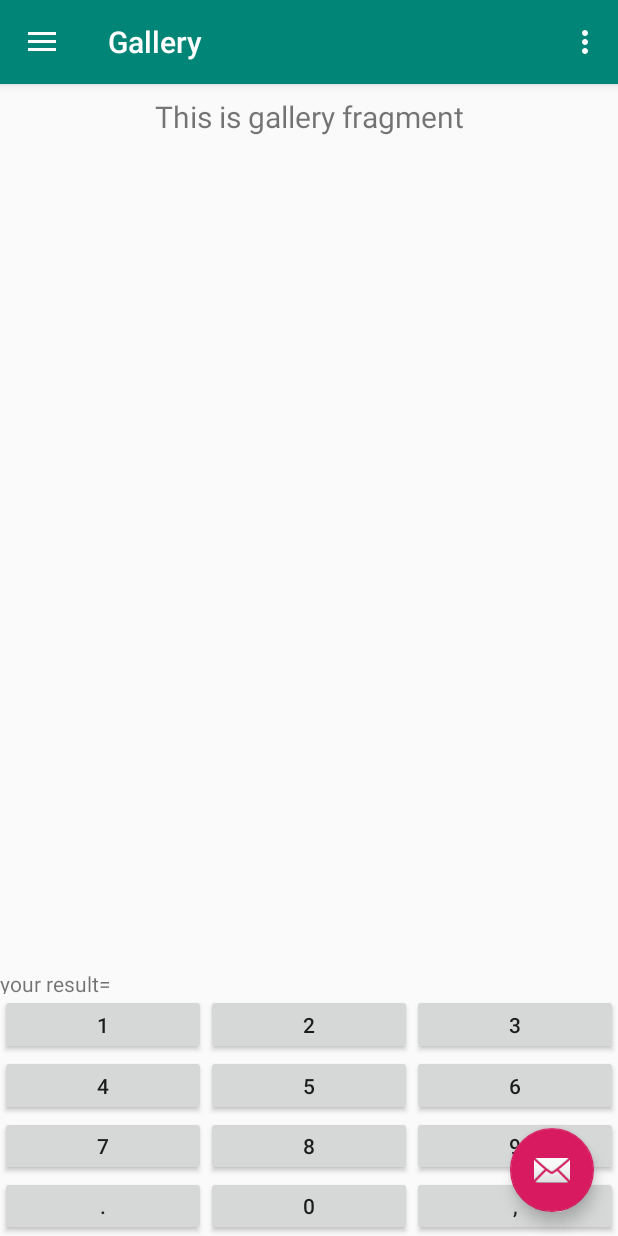
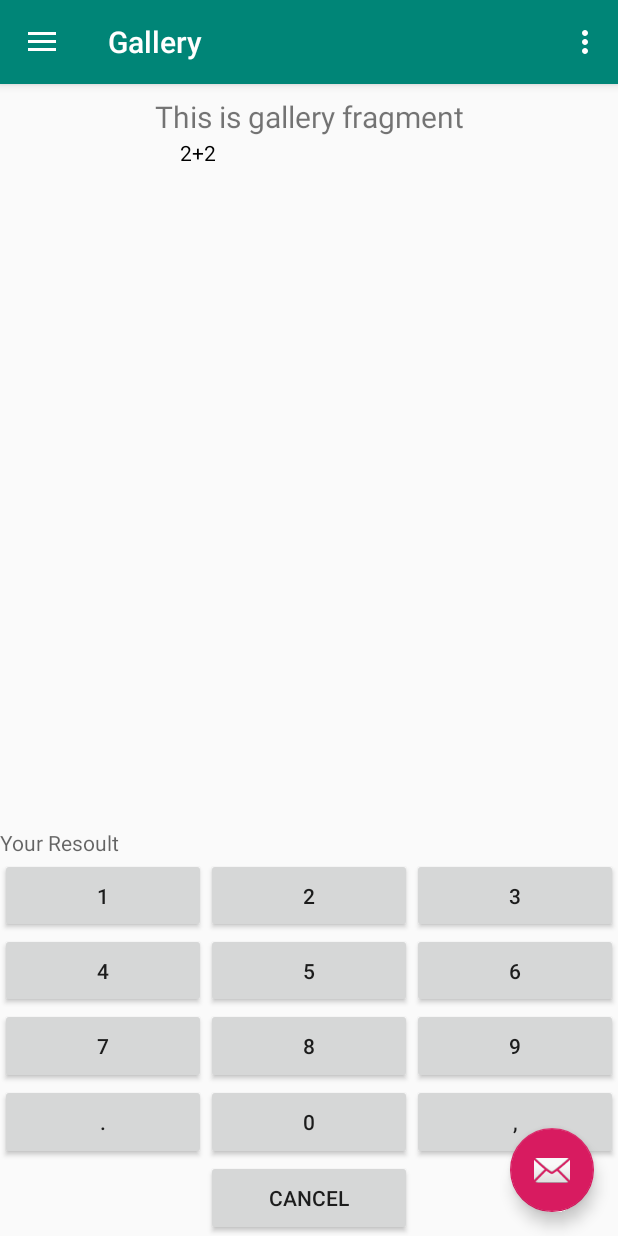
Before and after one commit to lucabigoni1992/Android-MATHEMATICALQUIZ, an Android app: the screen it shows after launch (MainActivity), in the side drawer, after a tap on "Gallery", on a phone screen of 412 x 824 dp. Run offline under Robolectric (Android 15) with nearby library versions, the phone set to English and light mode, and no system bars; our stand-ins replace navigation-ui.

Commit message:
avanzamento lavoro lato db

```diff
--- /dev/null
+++ b/app/src/main/java/luca/bigoni/mathematicalquiz/DataBase/DataBaseHandler.java
@@ -0,0 +1,91 @@
+package luca.bigoni.mathematicalquiz.DataBase;
+
+import android.content.Context;
+import android.database.Cursor;
+import  android.database.sqlite.SQLiteOpenHelper;
+import  android.database.sqlite.SQLiteDatabase;
+
+import androidx.annotation.Nullable;
+
+
+public class DataBaseHandler extends SQLiteOpenHelper {
+
+    private static final String DATABASE_NAME="Exercises.db";
+    private static final int DATABASE_VERSION = 1;
+    private static String sql;
+
+    private static SQLiteDatabase db;
+
+
+    @Override
+    public SQLiteDatabase getReadableDatabase() {
+        return super.getReadableDatabase();
+    }
+
+    public DataBaseHandler(@Nullable Context context) {
+        super(context,DATABASE_NAME,null,DATABASE_VERSION);
+        db=getWritableDatabase();
+    }
+
+    @Override
+    public void onCreate(SQLiteDatabase db) {
+        sql = "CREATE TABLE IF NOT EXISTS EXERCISES \n" +
+                "    ( \n" +
+                "     ID           INTEGER PRIMARY KEY AUTOINCREMENT   ,\n" +
+                "     ID_LEVEL     INTEGER NOT NULL,\n"+
+                "     ID_EXER      INTEGER NOT NULL,\n"+
+                "     S_EXER       TEXT    NOT NULL,\n"+
+                "     S_RIS        TEXT    NOT NULL,\n"+
+                "     B_ISCOMPLETE BOOLEAN NOT NULL \n"+
+                "    );" ;
+        db.execSQL(sql);
+        sql = "CREATE UNIQUE INDEX IF NOT EXISTS idx_EXERCISES_ID \n" +
+                "ON EXERCISES (ID);" ;
+        db.execSQL(sql);
+        sql = "CREATE UNIQUE INDEX IF NOT EXISTS idx_EXERCISES_ID_LEVEL_ID_EXER \n" +
+                "ON EXERCISES (ID_LEVEL,ID_EXER);";
+        db.execSQL(sql);
+        sql = "INSERT INTO EXERCISES (ID_LEVEL,ID_EXER,S_EXER, S_RIS,B_ISCOMPLETE)\n" +
+                "VALUES (0,0,'2+2'      , '4', 0)," +
+                "       (0,1,'2+2*2/2'  , '4', 0),"+
+                "       (0,2,'2+2*2/2-2', '0', 0);";
+        db.execSQL(sql);
+    }
+
+    @Override
+    public void onUpgrade(SQLiteDatabase db, int oldVersion, int newVersion) {
+         sql = "" ;
+        db.execSQL(sql);
+    }
+
+    public static void UpdateSuccessExercises(MappingExercises exer) {
+        sql = "UPDATE   EXERCISES " +
+                "SET    B_ISCOMPLETE=1\n" +
+                "WHERE  ID="+exer.ID;
+        db.execSQL(sql);
+    }
+    public static MappingExercises readAllExercises() {
+        sql = "SELECT * FROM EXERCISES" ;
+        Cursor c = db.rawQuery(sql, null);
+        if (c.moveToFirst()){
+            MappingExercises excur=new MappingExercises();
+            do {
+                excur.B_ISCOMPLETE= c.getInt(5)==1;
+                if(excur.B_ISCOMPLETE==false){
+                // Passing values
+                    excur.ID= c.getInt(0);
+                    excur.ID_EXER= c.getInt(1);
+                    excur.ID_LEVEL= c.getInt(2);
+                    excur.S_EXER= c.getString(3);
+                    excur.S_RIS= c.getString(4);
+                    excur.B_ISCOMPLETE= c.getInt(5)==0;
+                return excur;
+                }
+                // Do something Here with values
+            } while(c.moveToNext());
+        }
+        c.close();
+        return null;
+    }
+
+}
--- /dev/null
+++ b/app/src/main/java/luca/bigoni/mathematicalquiz/DataBase/MappingExercises.java
@@ -0,0 +1,18 @@
+package luca.bigoni.mathematicalquiz.DataBase;
+
+import androidx.annotation.NonNull;
+import androidx.annotation.Nullable;
+
+import java.util.Collection;
+import java.util.Iterator;
+import java.util.List;
+import java.util.ListIterator;
+
+public class MappingExercises {
+    public int ID;
+    public   int ID_LEVEL;
+    public  int ID_EXER;
+    public  String S_EXER;
+    public  String S_RIS;
+    public  boolean B_ISCOMPLETE;
+}
--- a/app/src/main/java/luca/bigoni/mathematicalquiz/MainActivity.java
+++ b/app/src/main/java/luca/bigoni/mathematicalquiz/MainActivity.java
@@ -20,6 +20,8 @@ import androidx.appcompat.app.AppCompatActivity;
 import androidx.appcompat.widget.Toolbar;
 
 import android.view.Menu;
+
+import luca.bigoni.mathematicalquiz.DataBase.DataBaseHandler;
 
 public class MainActivity extends AppCompatActivity {
 
@@ -51,6 +53,7 @@ public class MainActivity extends AppCompatActivity {
         NavController navController = Navigation.findNavController(this, R.id.nav_host_fragment);
         NavigationUI.setupActionBarWithNavController(this, navController, mAppBarConfiguration);
         NavigationUI.setupWithNavController(navigationView, navController);
+        DataBaseHandler dbh=new DataBaseHandler(this);
     }
 
     @Override
--- a/app/src/main/java/luca/bigoni/mathematicalquiz/ui/gallery/GalleryFragment.java
+++ b/app/src/main/java/luca/bigoni/mathematicalquiz/ui/gallery/GalleryFragment.java
@@ -1,10 +1,13 @@
 package luca.bigoni.mathematicalquiz.ui.gallery;
 
 import android.os.Bundle;
+import android.text.Editable;
+import android.text.TextWatcher;
 import android.view.LayoutInflater;
 import android.view.View;
 import android.view.ViewGroup;
 import android.widget.Button;
+import android.widget.EditText;
 import android.widget.LinearLayout;
 import android.widget.TextView;
 
@@ -12,6 +15,7 @@ import androidx.annotation.Nullable;
 import androidx.annotation.NonNull;
 import androidx.appcompat.widget.AppCompatButton;
 import androidx.appcompat.widget.AppCompatTextView;
+import androidx.core.content.ContextCompat;
 import androidx.fragment.app.Fragment;
 import androidx.lifecycle.Observer;
 import androidx.lifecycle.ViewModelProviders;
@@ -19,19 +23,55 @@ import androidx.lifecycle.ViewModelProviders;
 import java.util.ArrayList;
 import java.util.List;
 
+import luca.bigoni.mathematicalquiz.DataBase.DataBaseHandler;
+import luca.bigoni.mathematicalquiz.DataBase.MappingExercises;
 import luca.bigoni.mathematicalquiz.R;
 
 public class GalleryFragment extends Fragment {
 
     private GalleryViewModel galleryViewModel;
     private View root;
-    private View.OnClickListener clickKey=new View.OnClickListener() {
+    //qua scrivo da tastiera a label
+    private View.OnClickListener clickKey = new View.OnClickListener() {
         public void onClick(View v) {
-            String buttonValue =((AppCompatButton) v).getText().toString();
-            TextView lab = (TextView) root.findViewById(R.id.lab_result);
-            lab.setText(lab.getText()+buttonValue);
+            String buttonValue = ((Button) v).getText().toString();
+            if (buttonValue.contains("Cancel")) {
+                    cleanLabel();
+            } else {
+                TextView lab = (TextView) root.findViewById(R.id.main_EditText_result);
+                lab.setText(lab.getText() + buttonValue);
+            }
         }
     };
+    //qua leggo la label
+    private TextWatcher txtWatch = new TextWatcher() {
+        @Override
+        public void beforeTextChanged(CharSequence s, int start, int count, int after) {
+
+        }
+
+        @Override
+        public void onTextChanged(CharSequence s, int start, int before, int count) {
+            String read = s.toString();
+            if(exer==null){
+                return;
+            }
+            if ( read.equals(exer.S_RIS)) {
+                //successooo Update current value con il successo
+                DataBaseHandler.UpdateSuccessExercises(exer);
+                //
+                cleanLabel();
+                //ricarico
+                loadCorrectExerrcise();
+            }
+        }
+
+        @Override
+        public void afterTextChanged(Editable s) {
+
+        }
+    };
+    private MappingExercises exer;
 
     public View onCreateView(@NonNull LayoutInflater inflater,
                              ViewGroup container, Bundle savedInstanceState) {
@@ -45,14 +85,44 @@ public class GalleryFragment extends Fragment {
                 textView.setText(s);
             }
         });
+
         //attivo il click su tutti i bottoni nella tastiera
         ArrayList<View> touchables = root.getTouchables();
-        for(int i = 0; i < touchables.size(); i++)
-        {
+        for (int i = 0; i < touchables.size(); i++) {
             View touchable = touchables.get(i);
-            if(root.getResources().getResourceName(touchable.getId()).toString().split(":id/")[1].contains("button"));
-                touchable.setOnClickListener(clickKey);
+            if (root.getResources().getResourceName(touchable.getId()).toString().split(":id/")[1].contains("button"))                ;
+            touchable.setOnClickListener(clickKey);
         }
+        loadCorrectExerrcise();
+        TextView edittext = (TextView) root.findViewById(R.id.main_EditText_result);
+        edittext.addTextChangedListener(txtWatch);
         return root;
     }
+
+    private void loadCorrectExerrcise() {
+
+        //prendo l'esercizio corrente
+        exer = DataBaseHandler.readAllExercises();
+        if (exer == null || exer.S_EXER == "") {
+            //prendere l'ultimo
+            return;
+        }
+        // get a reference to the already created main layout
+        LinearLayout mainLayout = (LinearLayout) root.findViewById(R.id.main_exercise);
+
+        // inflate (create) another copy of our custom layout
+        // LayoutInflater inflater = getLayoutInflater();
+        // View myLayout = inflater.inflate(R.layout.level001n001, mainLayout, false);
+
+        //   mainLayout.addView(myLayout);
+        // make changes to our custom layout and its subviews
+        TextView textView = (TextView) mainLayout.findViewById(R.id.textView);
+        textView.setText(exer.S_EXER);
+    }
+
+
+    private void cleanLabel() {
+        TextView lab = (TextView) root.findViewById(R.id.main_EditText_result);
+        lab.setText("");
+    }
 }
--- a/app/src/main/java/luca/bigoni/mathematicalquiz/ui/send/SendFragment.java
+++ b/app/src/main/java/luca/bigoni/mathematicalquiz/ui/send/SendFragment.java
@@ -32,4 +32,5 @@ public class SendFragment extends Fragment {
         });
         return root;
     }
+
 }
--- a/app/src/main/res/layout/fragment_gallery.xml
+++ b/app/src/main/res/layout/fragment_gallery.xml
@@ -27,14 +27,20 @@
 
         <TableRow
             android:id="@+id/row_main_top"
-            android:layout_weight="6"
+            android:layout_weight="36"
             android:layout_width="match_parent"
             android:layout_height="match_parent">
 
-            <View
-                android:id="@+id/view"
-                android:layout_width="wrap_content"
-                android:layout_height="wrap_content" />
+            <LinearLayout
+                android:id="@+id/main_exercise"
+                android:layout_width="match_parent"
+                android:layout_height="match_parent"
+                android:padding="16dp">
+
+                <!-- Here is the inserted layout -->
+                <include layout="@layout/level001n001"/>
+
+            </LinearLayout>
         </TableRow>
         <TableRow
             android:id="@+id/row_main_center"
@@ -43,11 +49,13 @@
             android:layout_height="wrap_content">
 
             <TextView
-                android:id="@+id/lab_result"
+                android:id="@+id/main_EditText_result"
                 android:layout_weight="1"
+                android:inputType="text"
+                android:hint="Your Resoult"
+                android:keyboardNavigationCluster="false"
                 android:layout_width="wrap_content"
-                android:layout_height="wrap_content"
-                android:text="@string/yourResult">
+                android:layout_height="wrap_content">
             </TextView>
 
         </TableRow>
@@ -61,107 +69,130 @@
                 android:id="@+id/table_main_key"
                 android:layout_weight="1"
                 android:layout_width="wrap_content"
-                android:layout_height="wrap_content">
+                android:layout_height="match_parent">
 
                 <TableRow
                     android:layout_weight="1"
                     android:layout_width="wrap_content"
-                    android:layout_height="wrap_content">
+                    android:layout_height="match_parent">
 
                     <Button
                         android:id="@+id/button1"
                         android:layout_weight="1"
                         android:layout_width="wrap_content"
-                        android:layout_height="wrap_content"
+                        android:layout_height="match_parent"
                         android:text="1" />
                     <Button
                         android:id="@+id/button2"
                         android:layout_weight="1"
                         android:layout_width="wrap_content"
-                        android:layout_height="wrap_content"
+                        android:layout_height="match_parent"
                         android:text="2" />
                     <Button
                         android:id="@+id/button3"
                         android:layout_weight="1"
                         android:layout_width="wrap_content"
-                        android:layout_height="wrap_content"
+                        android:layout_height="match_parent"
                         android:text="3" />
                 </TableRow>
                 <TableRow
                     android:layout_weight="1"
                     android:layout_width="wrap_content"
-                    android:layout_height="wrap_content">
+                    android:layout_height="match_parent">
 
                     <Button
                         android:id="@+id/button4"
                         android:layout_weight="1"
                         android:layout_width="wrap_content"
-                        android:layout_height="wrap_content"
+                        android:layout_height="match_parent"
                         android:text="4" />
                     <Button
                         android:id="@+id/button5"
                         android:layout_weight="1"
                         android:layout_width="wrap_content"
-                        android:layout_height="wrap_content"
+                        android:layout_height="match_parent"
                         android:text="5" />
                     <Button
                         android:id="@+id/button6"
                         android:layout_weight="1"
                         android:layout_width="wrap_content"
-                        android:layout_height="wrap_content"
+                        android:layout_height="match_parent"
                         android:text="6" />
                 </TableRow>
                 <TableRow
                     android:layout_weight="1"
                     android:layout_width="wrap_content"
-                    android:layout_height="wrap_content">
+                    android:layout_height="match_parent">
 
                     <Button
                         android:id="@+id/button7"
                         android:layout_weight="1"
                         android:layout_width="wrap_content"
-                        android:layout_height="wrap_content"
+                        android:layout_height="match_parent"
                         android:text="7" />
                     <Button
                         android:id="@+id/button8"
                         android:layout_weight="1"
                         android:layout_width="wrap_content"
-                        android:layout_height="wrap_content"
+                        android:layout_height="match_parent"
                         android:text="8" />
                     <Button
                         android:id="@+id/button9"
                         android:layout_weight="1"
                         android:layout_width="wrap_content"
-                        android:layout_height="wrap_content"
+                        android:layout_height="match_parent"
                         android:text="9" />
                 </TableRow>
                 <TableRow
                     android:layout_weight="1"
                     android:layout_width="wrap_content"
-                    android:layout_height="wrap_content">
+                    android:layout_height="match_parent">
 
                     <Button
                         android:id="@+id/buttonPoint"
                         android:layout_weight="1"
                         android:layout_width="wrap_content"
-                        android:layout_height="wrap_content"
+                        android:layout_height="match_parent"
                         android:text="." />
                     <Button
                         android:id="@+id/button0"
                         android:layout_weight="1"
                         android:layout_width="wrap_content"
-                        android:layout_height="wrap_content"
+                        android:layout_height="match_parent"
                         android:text="0" />
                     <Button
                         android:id="@+id/buttonComma"
                         android:onClick="GetKeyValue"
                         android:layout_weight="1"
                         android:layout_width="wrap_content"
-                        android:layout_height="wrap_content"
+                        android:layout_height="match_parent"
                         android:text="," />
                 </TableRow>
+                <TableRow
+                    android:layout_weight="1"
+                    android:layout_width="wrap_content"
+                    android:layout_height="match_parent">
 
-
+                    <Button
+                        android:layout_weight="1"
+                        android:layout_width="wrap_content"
+                        android:layout_height="match_parent"
+                         android:visibility="invisible"
+                        android:text="." />
+                    <Button
+                        android:id="@+id/buttonComandCancel"
+                        android:layout_weight="1"
+                        android:layout_width="wrap_content"
+                        android:layout_height="match_parent"
+                        android:text="@string/Cancel" />
+                    <Button
+                        android:onClick="GetKeyValue"
+                        android:layout_weight="1"
+                        android:layout_width="wrap_content"
+                        android:layout_height="match_parent"
+                         android:visibility="invisible"
+                        android:text="," />
+                </TableRow>
             </TableLayout>
         </TableRow>
     </TableLayout>
--- a/app/src/main/res/layout/level001n001.xml
+++ b/app/src/main/res/layout/level001n001.xml
@@ -9,10 +9,11 @@
         android:layout_margin="20dp">
 
         <TextView
-            android:id="@+id/textView2"
+            android:id="@+id/textView"
             android:layout_width="match_parent"
             android:layout_height="wrap_content"
-            android:verticalScrollbarPosition="defaultPosition"
-            android:text="TextView" />
+            android:textAlignment="center"
+            android:textColor="@android:color/black"
+            android:text="Myddddd Layout"/>
     </FrameLayout>
 </LinearLayout>
--- a/app/src/main/res/values/strings.xml
+++ b/app/src/main/res/values/strings.xml
@@ -13,5 +13,5 @@
     <string name="menu_tools">Tools</string>
     <string name="menu_share">Share</string>
     <string name="menu_send">Send</string>
-    <string name="yourResult">your result=</string>
+    <string name="Cancel">Cancel</string>
 </resources>
```
